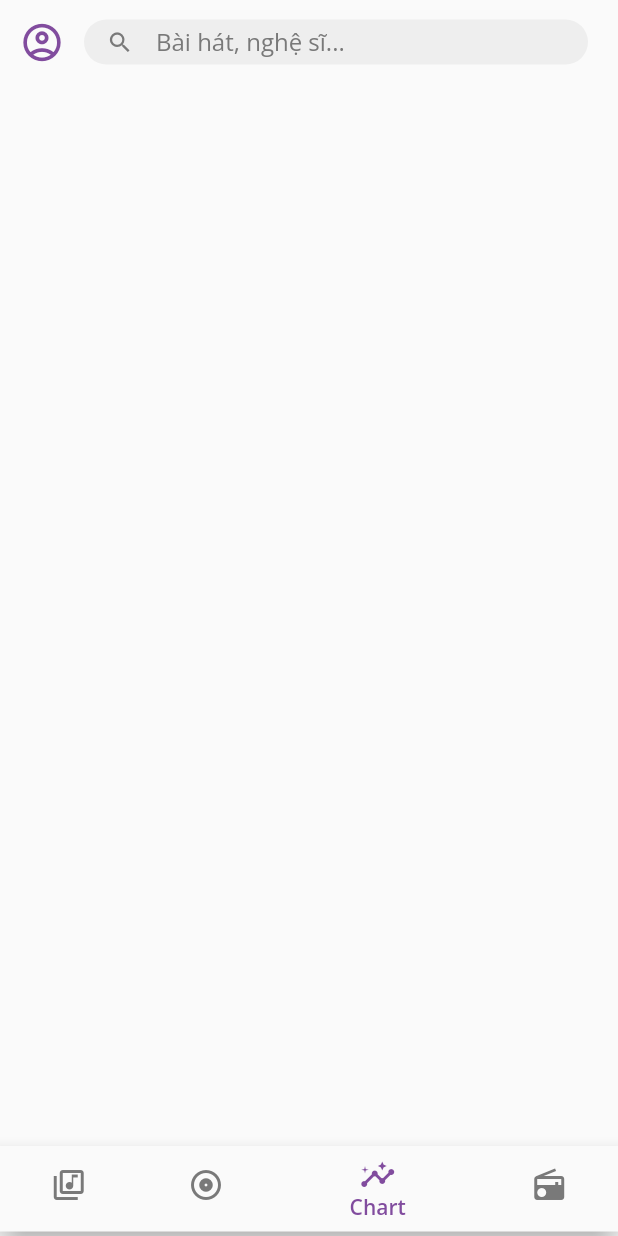
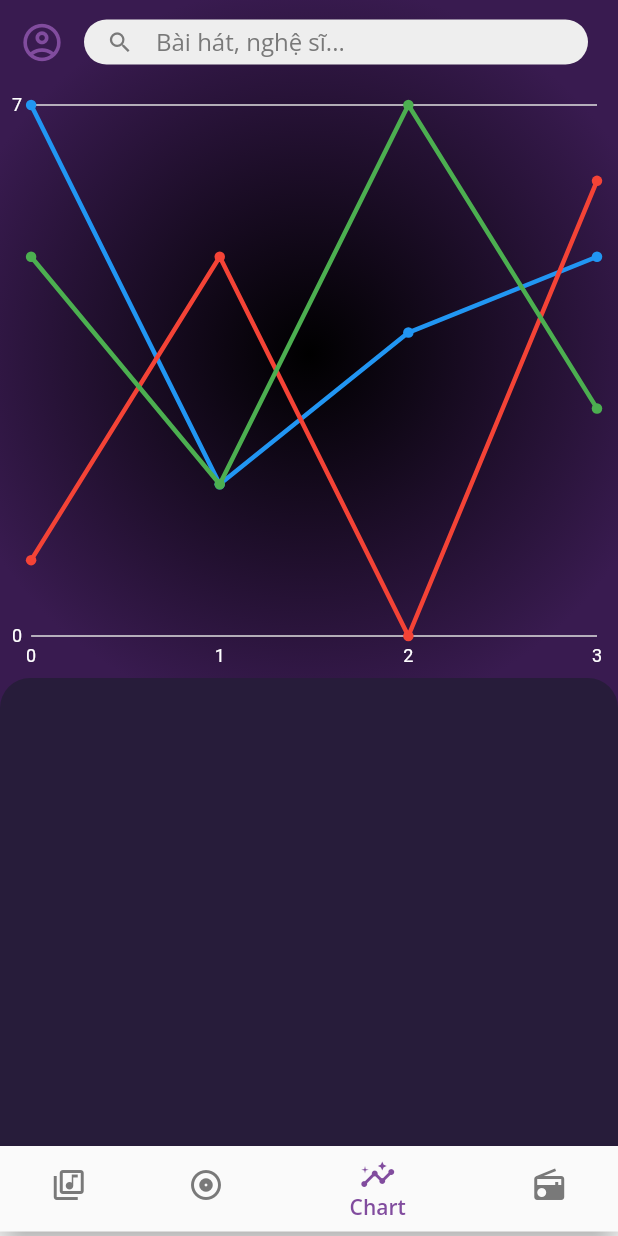
Before and after one commit to phuongnam195/zing-mp3-clone, a Flutter app: the HomeScreen screen opened by its route, swiped to page 3, on a phone screen of 412 x 824 dp. Run offline on Flutter 3.47's test engine with Material 2 defaults, Android fonts, the phone set to English and light mode, and no system bars; our stand-ins replace audioplayers, cached_network_image, charts_flutter, cloud_firestore, firebase_auth, firebase_core and 1 more; accounts and stored records are empty.

Commit message:
Chart page (chưa xong)

```diff
--- a/lib/controller/player_controller.dart
+++ b/lib/controller/player_controller.dart
@@ -2,7 +2,9 @@ import 'dart:async';
 import 'dart:math';
 
 import 'package:audioplayers/audioplayers.dart';
+import 'package:cloud_firestore/cloud_firestore.dart';
 import 'package:flutter/material.dart';
+import 'package:zing_mp3_clone/providers/playing_log_provider.dart';
 
 import '../models/music.dart';
 import '../models/playlist.dart';
@@ -110,6 +112,7 @@ class PlayerController {
   void _play(Music music) {
     _audioPlayer.play(music.audioUrl);
     state = PlayerState.PLAYING;
+    PlayingLogProvider.instance.addNewLog(music.id);
   }
 
   void togglePlay() {
--- a/lib/main.dart
+++ b/lib/main.dart
@@ -1,10 +1,10 @@
 import 'package:firebase_auth/firebase_auth.dart';
 import 'package:flutter/material.dart';
 
-import 'providers/ranked_musics.dart';
+import 'providers/ranked_music_provider.dart';
 import 'providers/music_provider.dart';
 import 'providers/playlist_provider.dart';
-import './providers/recent_searchs.dart';
+import 'providers/recent_search_provider.dart';
 import 'providers/playing_log_provider.dart';
 import './screens/common/account_screen.dart';
 import './screens/auth/forgot_screen.dart';
@@ -25,7 +25,7 @@ void main() async {
   await Firebase.initializeApp();
   await MusicProvider.instance.fetchAndSetData();
   await PlaylistProvider.instance.fetchAndSetData();
-  await PlayingLogsProvider.instance.fetchAndSetData();
+  await PlayingLogProvider.instance.fetchAndSetData();
   await RankedMusicProvider.instance.process();
   if (FirebaseAuth.instance.currentUser != null) {
     await Config.instance.loadAccountData();
--- a/lib/pages/chart_page.dart
+++ b/lib/pages/chart_page.dart
@@ -1,10 +1,113 @@
+import 'package:charts_flutter/flutter.dart' hide Color;
 import 'package:flutter/material.dart';
+
+class ListensPoint {
+  final int hour;
+  final int listens;
+
+  ListensPoint(this.hour, this.listens);
+}
 
 class ChartPage extends StatelessWidget {
   const ChartPage({Key? key}) : super(key: key);
 
   @override
   Widget build(BuildContext context) {
-    return Container();
+    final screenWidth = MediaQuery.of(context).size.width;
+    final screenHeight = MediaQuery.of(context).size.height;
+
+    final List<Series<dynamic, num>> seriesList = [
+      Series<ListensPoint, int>(
+          id: 'Bai 1',
+          colorFn: (_, __) => MaterialPalette.blue.shadeDefault,
+          domainFn: (ListensPoint point, _) => point.hour,
+          measureFn: (ListensPoint point, _) => point.listens,
+          data: [
+            ListensPoint(0, 7),
+            ListensPoint(1, 2),
+            ListensPoint(2, 4),
+            ListensPoint(3, 5),
+          ]),
+      Series<ListensPoint, int>(
+          id: 'Bai 2',
+          colorFn: (_, __) => MaterialPalette.red.shadeDefault,
+          domainFn: (ListensPoint point, _) => point.hour,
+          measureFn: (ListensPoint point, _) => point.listens,
+          data: [
+            ListensPoint(0, 1),
+            ListensPoint(1, 5),
+            ListensPoint(2, 0),
+            ListensPoint(3, 6),
+          ]),
+      Series<ListensPoint, int>(
+          id: 'Bai 3',
+          colorFn: (_, __) => MaterialPalette.green.shadeDefault,
+          domainFn: (ListensPoint point, _) => point.hour,
+          measureFn: (ListensPoint point, _) => point.listens,
+          data: [
+            ListensPoint(0, 5),
+            ListensPoint(1, 2),
+            ListensPoint(2, 7),
+            ListensPoint(3, 3),
+          ]),
+    ];
+
+    return Stack(
+      children: [
+        Column(
+          children: [
+            Container(
+              width: screenWidth,
+              height: screenHeight / 2 + 60,
+              decoration: const BoxDecoration(
+                  gradient: RadialGradient(radius: 0.6, colors: [
+                Colors.black,
+                // Color(0xFF261937),
+                Color(0xFF391B50)
+              ])),
+              child: Padding(
+                padding: EdgeInsets.only(
+                    top: MediaQuery.of(context).padding.top, bottom: 20),
+                child: LineChart(
+                  seriesList,
+                  animate: false,
+                  defaultRenderer:
+                      LineRendererConfig(includePoints: true, strokeWidthPx: 3),
+                  primaryMeasureAxis: const NumericAxisSpec(
+                      renderSpec: GridlineRendererSpec(
+                    labelStyle: TextStyleSpec(
+                      fontSize: 12,
+                      color: MaterialPalette.white,
+                    ),
+                  )),
+                  domainAxis: const NumericAxisSpec(
+                      renderSpec: GridlineRendererSpec(
+                    axisLineStyle:
+                        LineStyleSpec(color: MaterialPalette.transparent),
+                    lineStyle:
+                        LineStyleSpec(color: MaterialPalette.transparent),
+                    labelStyle: TextStyleSpec(
+                      fontSize: 12,
+                      color: MaterialPalette.white,
+                    ),
+                  )),
+                ),
+              ),
+            ),
+            const Spacer(),
+          ],
+        ),
+        Padding(
+          padding: EdgeInsets.only(top: screenHeight / 2 + 40),
+          child: Container(
+            decoration: const BoxDecoration(
+                color: Color(0xFF271C3A),
+                borderRadius: BorderRadius.only(
+                    topLeft: Radius.circular(20),
+                    topRight: Radius.circular(20))),
+          ),
+        )
+      ],
+    );
   }
 }
--- a/lib/pages/explorer_page.dart
+++ b/lib/pages/explorer_page.dart
@@ -11,7 +11,9 @@ class ExplorerPage extends StatelessWidget {
   Widget build(BuildContext context) {
     var allPlaylists = PlaylistProvider.instance.list;
 
-    return SingleChildScrollView(
+    return Padding(
+      padding: EdgeInsets.only(top: MediaQuery.of(context).padding.top),
+      child: SingleChildScrollView(
         child: Column(
           mainAxisSize: MainAxisSize.min,
           crossAxisAlignment: CrossAxisAlignment.start,
@@ -56,7 +58,8 @@ class ExplorerPage extends StatelessWidget {
                       title: playlist.title,
                       thumbnailUrl: playlist.imageUrl!,
                       onTap: () {
-                      Navigator.of(context).pushNamed(PlaylistScreen.routeName);
+                        Navigator.of(context)
+                            .pushNamed(PlaylistScreen.routeName);
                       },
                     ),
                   );
@@ -75,6 +78,7 @@ class ExplorerPage extends StatelessWidget {
             const MusicRank(),
           ],
         ),
+      ),
     );
   }
 }
--- a/lib/providers/playing_log_provider.dart
+++ b/lib/providers/playing_log_provider.dart
@@ -1,21 +1,24 @@
+import 'dart:async';
+
 import 'package:cloud_firestore/cloud_firestore.dart';
+import 'package:zing_mp3_clone/models/account.dart';
 
+import '../config.dart';
 import '../models/playing_log.dart';
 
-class PlayingLogsProvider {
-  static final PlayingLogsProvider instance = PlayingLogsProvider._internal();
-  PlayingLogsProvider._internal();
+class PlayingLogProvider {
+  static final PlayingLogProvider instance = PlayingLogProvider._internal();
+  PlayingLogProvider._internal();
 
   List<PlayingLog> _list = [];
 
   List<PlayingLog> get list => [..._list];
 
+  final collection = FirebaseFirestore.instance.collection('playing_logs');
+
   Future<void> fetchAndSetData() async {
-    final firestore = FirebaseFirestore.instance;
-
     try {
-      final querySnapshot =
-          await firestore.collection('playing_logs').orderBy('datetime').get();
+      final querySnapshot = await collection.orderBy('datetime').get();
       final queryDocumentSnapshots = querySnapshot.docs;
 
       _list.clear();
@@ -45,4 +48,13 @@ class PlayingLogsProvider {
       }
     });
   }
+
+  void addNewLog(String musicId) {
+    Map<String, dynamic> map = {
+      'musicID': musicId,
+      'listenerUID': Config.instance.myAccount?.uid ?? '',
+      'datetime': Timestamp.now(),
+    };
+    collection.add(map);
+  }
 }
--- a/lib/providers/ranked_musics.dart
+++ b/lib/providers/ranked_music_provider.dart
@@ -20,7 +20,7 @@ class RankedMusicProvider {
   List<RankedMusic> totalRanks = [];
 
   Future<void> process() async {
-    final logs = PlayingLogsProvider.instance.list;
+    final logs = PlayingLogProvider.instance.list;
     final now = DateTime.now();
     final today = DateTime(now.year, now.month, now.day);
 
--- a/lib/screens/auth/login_screen.dart
+++ b/lib/screens/auth/login_screen.dart
@@ -35,8 +35,8 @@ class _LoginScreenState extends State<LoginScreen> {
       if (Validator.email(email) == false) {
         throw MyException('Email không hợp lệ.');
       }
-      if (password.length < 4) {
-        throw MyException('Mật khẩu phải ít nhất 4 ký tự.');
+      if (password.length < 6) {
+        throw MyException('Mật khẩu phải ít nhất 6 ký tự.');
       }
       final userCredential = await _auth.signInWithEmailAndPassword(
         email: email,
--- a/lib/screens/common/home_screen.dart
+++ b/lib/screens/common/home_screen.dart
@@ -37,6 +37,7 @@ class _HomeScreenState extends State<HomeScreen> {
   @override
   Widget build(BuildContext context) {
     return Scaffold(
+      extendBodyBehindAppBar: true,
       appBar: AppBar(
           backgroundColor: Colors.transparent,
           elevation: 0,
--- a/lib/screens/common/search_screen.dart
+++ b/lib/screens/common/search_screen.dart
@@ -1,6 +1,6 @@
 import 'package:flutter/material.dart';
 
-import '../../providers/recent_searchs.dart';
+import '../../providers/recent_search_provider.dart';
 import '../../models/music.dart';
 import '../../widgets/search/search_box.dart';
 
--- a/lib/widgets/explorer/music_rank.dart
+++ b/lib/widgets/explorer/music_rank.dart
@@ -1,7 +1,7 @@
 import 'package:flutter/material.dart';
 import 'package:zing_mp3_clone/controller/player_controller.dart';
 import '../../providers/music_provider.dart';
-import '../../providers/ranked_musics.dart';
+import '../../providers/ranked_music_provider.dart';
 import '../../models/music.dart';
 import '../common/ranked_music_card.dart';
 
--- a/pubspec.yaml
+++ b/pubspec.yaml
@@ -43,6 +43,7 @@ dependencies:
   shared_preferences: ^2.0.9
   flutter_downloader: ^1.7.1
   sqflite: ^2.0.1
+  charts_flutter: ^0.12.0
 
 dev_dependencies:
   flutter_test:
```
Also changed, not shown: lib/providers/recent_search_provider.dart (renamed from lib/providers/recent_searchs.dart), pubspec.lock. Lines whose indentation alone changed are shown as unchanged.
